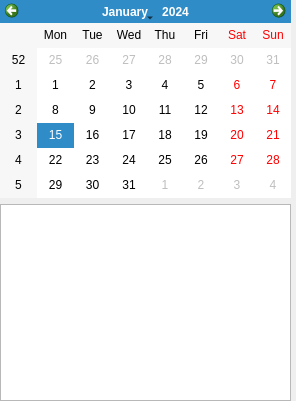
The window that calendar.ui (notHisu/ThisIsTheRealPomodoro) describes before a commit, drawn with Qt 5.
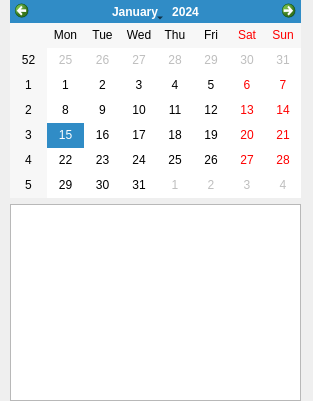
The same window after the commit.

The edit to the form file:
```diff
--- a/calendar.ui
+++ b/calendar.ui
@@ -6,7 +6,7 @@
    <rect>
     <x>0</x>
     <y>0</y>
-    <width>296</width>
+    <width>313</width>
     <height>401</height>
    </rect>
   </property>
@@ -16,7 +16,7 @@
   <widget class="QWidget" name="verticalLayoutWidget">
    <property name="geometry">
     <rect>
-     <x>0</x>
+     <x>10</x>
      <y>0</y>
      <width>291</width>
      <height>401</height>
```
Left out of the diff: 15 changed lines with no effect on the pictures.
